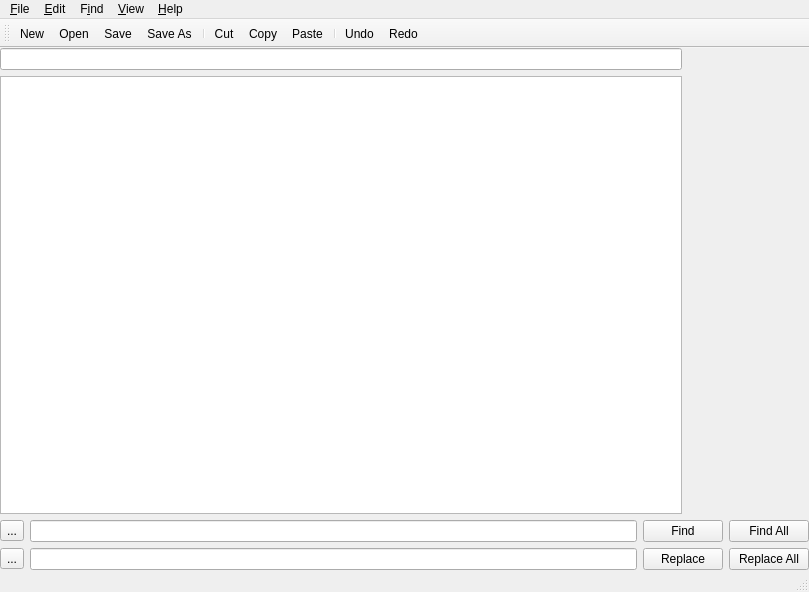
This is mainwindow.ui in kum8r/SimpleCodeEditor as Qt 5 draws it before an edit. The edited form follows.
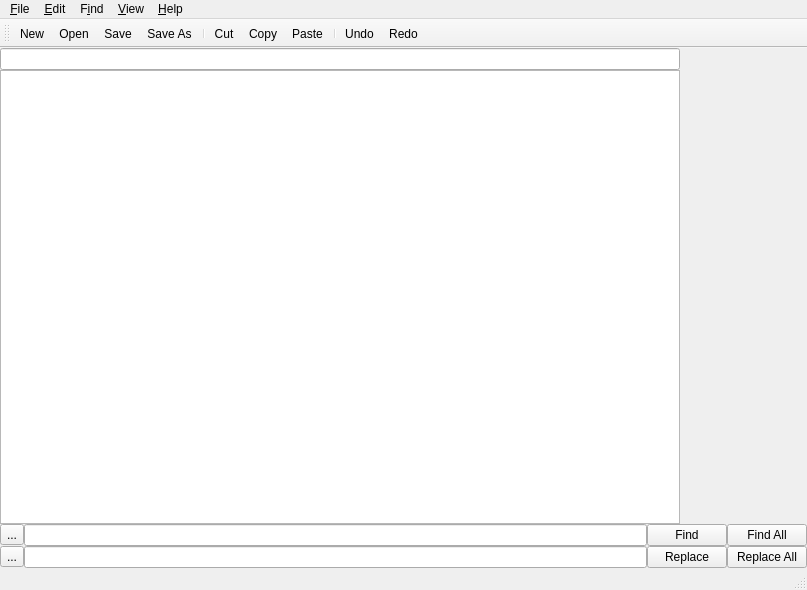
This is the edited form. Icons and pictures are not drawn.

Patch:
```diff
--- a/mainwindow.ui
+++ b/mainwindow.ui
@@ -6,8 +6,8 @@
    <rect>
     <x>0</x>
     <y>0</y>
-    <width>809</width>
-    <height>592</height>
+    <width>807</width>
+    <height>590</height>
    </rect>
   </property>
   <property name="windowTitle">
@@ -27,8 +27,14 @@
     <property name="bottomMargin">
      <number>0</number>
     </property>
+    <property name="spacing">
+     <number>0</number>
+    </property>
     <item row="0" column="0">
      <widget class="QSplitter" name="splitter">
+      <property name="midLineWidth">
+       <number>0</number>
+      </property>
       <property name="orientation">
        <enum>Qt::Horizontal</enum>
       </property>
@@ -49,8 +55,14 @@
         <property name="bottomMargin">
          <number>0</number>
         </property>
+        <property name="spacing">
+         <number>0</number>
+        </property>
         <item row="0" column="0">
          <layout class="QVBoxLayout" name="verticalLayout">
+          <property name="spacing">
+           <number>0</number>
+          </property>
           <item>
            <widget class="QLineEdit" name="lineEdit"/>
           </item>
@@ -98,6 +110,9 @@
        </sizepolicy>
       </property>
       <layout class="QVBoxLayout" name="verticalLayout_2">
+       <property name="spacing">
+        <number>0</number>
+       </property>
        <property name="leftMargin">
         <number>0</number>
        </property>
@@ -113,6 +128,9 @@
        <item>
         <widget class="QWidget" name="widget_3" native="true">
          <layout class="QHBoxLayout" name="horizontalLayout">
+          <property name="spacing">
+           <number>0</number>
+          </property>
           <property name="leftMargin">
            <number>0</number>
           </property>
@@ -159,6 +177,9 @@
        <item>
         <widget class="QWidget" name="widget_4" native="true">
          <layout class="QHBoxLayout" name="horizontalLayout_2">
+          <property name="spacing">
+           <number>0</number>
+          </property>
           <property name="leftMargin">
            <number>0</number>
           </property>
@@ -212,8 +233,8 @@
     <rect>
      <x>0</x>
      <y>0</y>
-     <width>809</width>
-     <height>23</height>
+     <width>807</width>
+     <height>24</height>
     </rect>
    </property>
    <widget class="QMenu" name="menuFile">
```
